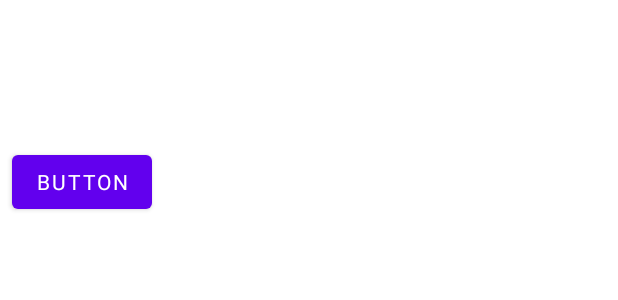
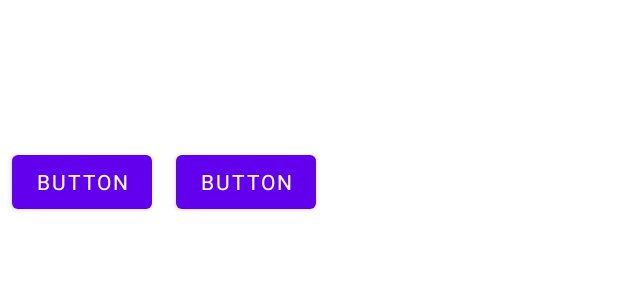
Before and after one commit to GameGenesis/HAVIT, an Android app: the layout template_item.xml on its own in the app's theme, with its tools: preview values and no code run, on a phone screen of 412 x 824 dp. Shown: the top 300 px of the screen. Run offline under Robolectric (Android 15) with nearby library versions, the light colour scheme and no system bars; Roboto replaces fonts that are not available here.

Commit message:
Added a Delete Button
Although not yet functional, the delete button has been added to the listview of the templates.

```diff
--- a/android/app/src/main/java/com/havit/app/ui/store/TemplateArrayAdapter.java
+++ b/android/app/src/main/java/com/havit/app/ui/store/TemplateArrayAdapter.java
@@ -69,6 +69,10 @@ public class TemplateArrayAdapter extends ArrayAdapter<Template> {
         TextView templateDescriptionTextView = convertView.findViewById(R.id.template_description);
 
         Button templateButton = convertView.findViewById(R.id.template_button);
+        Button templateButton2 = convertView.findViewById(R.id.template_button2);
+
+        // We don't need a secondary button here...
+        templateButton2.setVisibility(View.GONE);
 
         // Populate the data into the template view using the data object
         // templateImageView.setImageBitmap(template.thumbnail);
--- a/android/app/src/main/res/layout/template_item.xml
+++ b/android/app/src/main/res/layout/template_item.xml
@@ -28,6 +28,12 @@
         android:textSize="12sp"
         android:padding="8dp" />
 
+    <LinearLayout
+        android:id="@+id/button_container"
+        android:layout_width="match_parent"
+        android:layout_height="match_parent"
+        android:orientation="horizontal">
+
         <Button
             android:id="@+id/template_button"
             android:layout_width="wrap_content"
@@ -35,4 +41,13 @@
             android:layout_margin="8dp"
             android:text="Button" />
 
+        <Button
+            android:id="@+id/template_button2"
+            android:layout_width="wrap_content"
+            android:layout_height="wrap_content"
+            android:layout_margin="8dp"
+            android:text="Button" />
+
     </LinearLayout>
+
+</LinearLayout>
```
Also changed, not shown: android/app/src/main/java/com/havit/app/ui/timeline/TimelineArrayAdapter.java (+27 -6 lines). Lines whose indentation alone changed are shown as unchanged.
